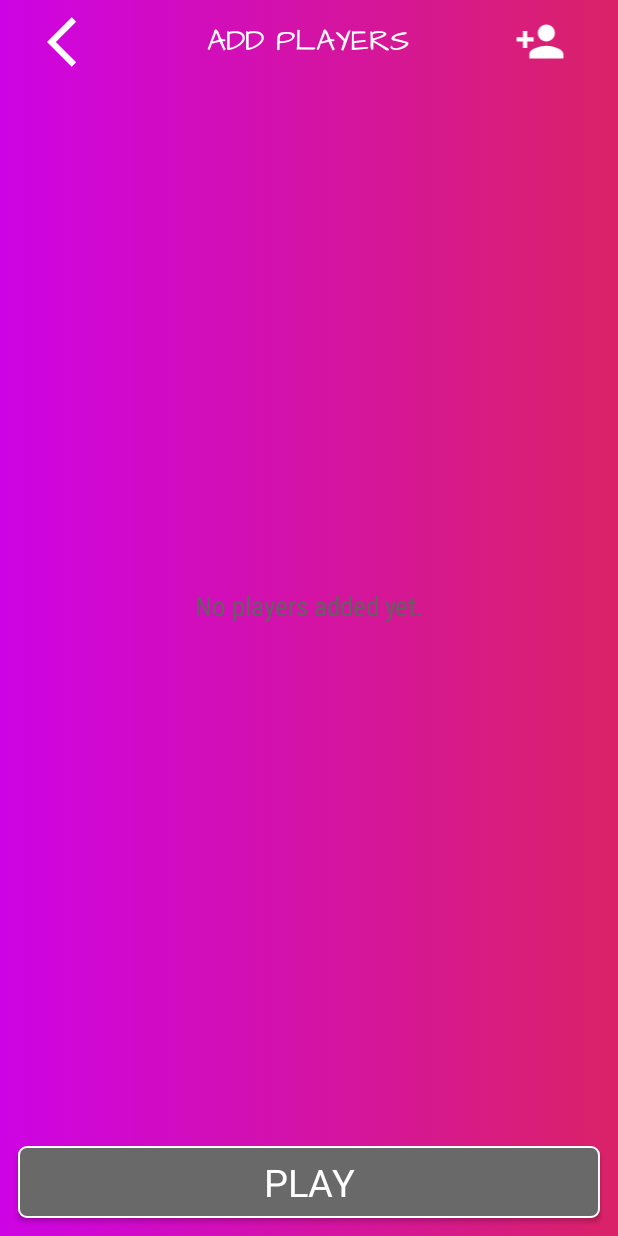
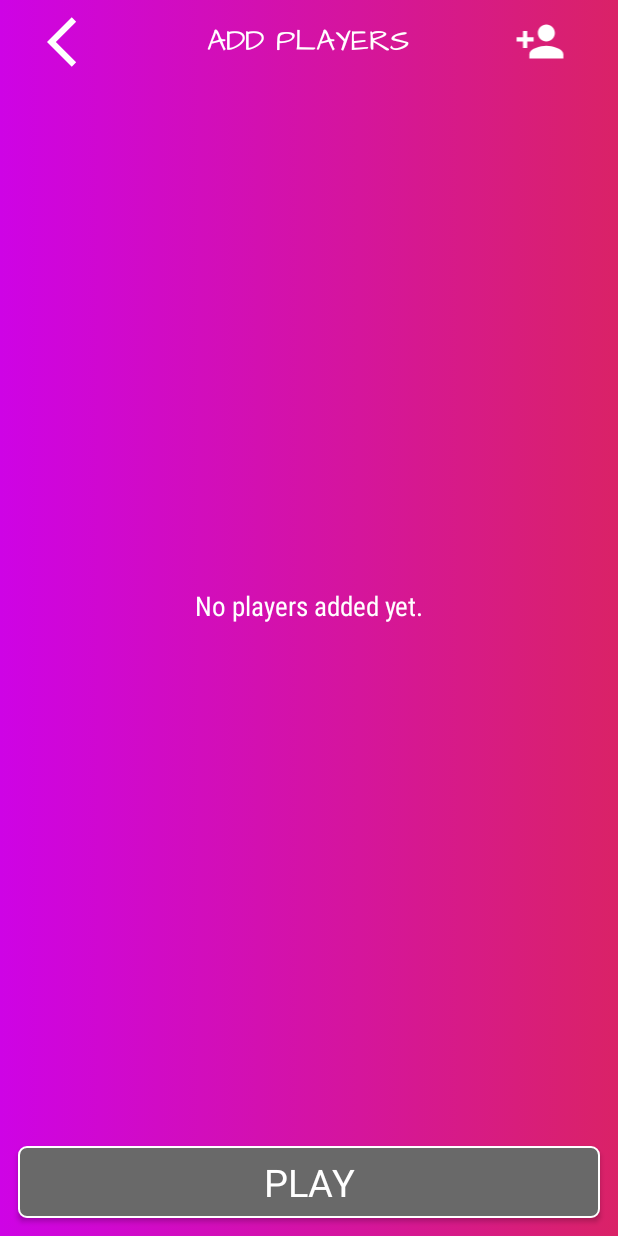
Before and after one commit to KidusMT/PartyGame, an Android app: the TeamActivity screen opened directly, with no data from a screen before it, on a phone screen of 412 x 824 dp. Run offline under Robolectric (Android 15) with nearby library versions, the light colour scheme and no system bars; our stand-ins replace ButterKnife, Dagger/Hilt's generated code, RxJava.

Commit message:
changed text color of empty indicator text on team creation for drinking roulette
Signed-off-by: kidusmt <kidusmamuye@gmail.com>

```diff
--- a/app/src/main/res/layout/activity_team.xml
+++ b/app/src/main/res/layout/activity_team.xml
@@ -108,7 +108,7 @@
             android:gravity="center_vertical"
             android:text="@string/no_players_added_yet"
             android:textAlignment="center"
-            android:textColor="@color/mater_grey_700"
+            android:textColor="@color/white"
             android:textSize="18sp"
             android:visibility="gone" />
 
```
